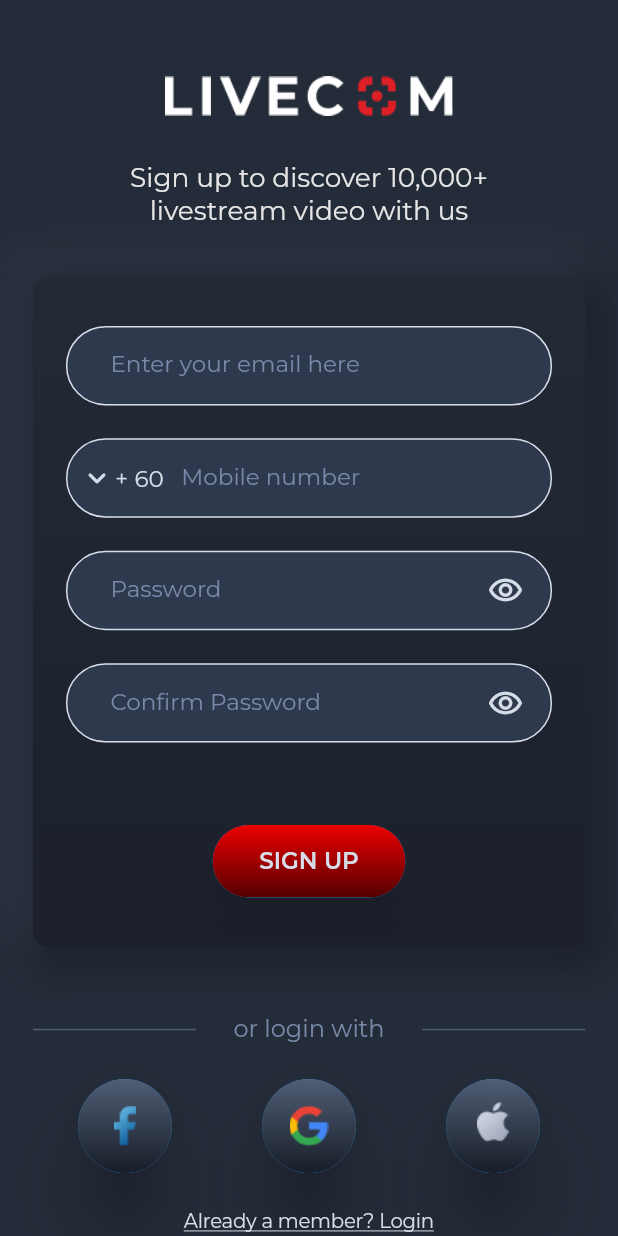
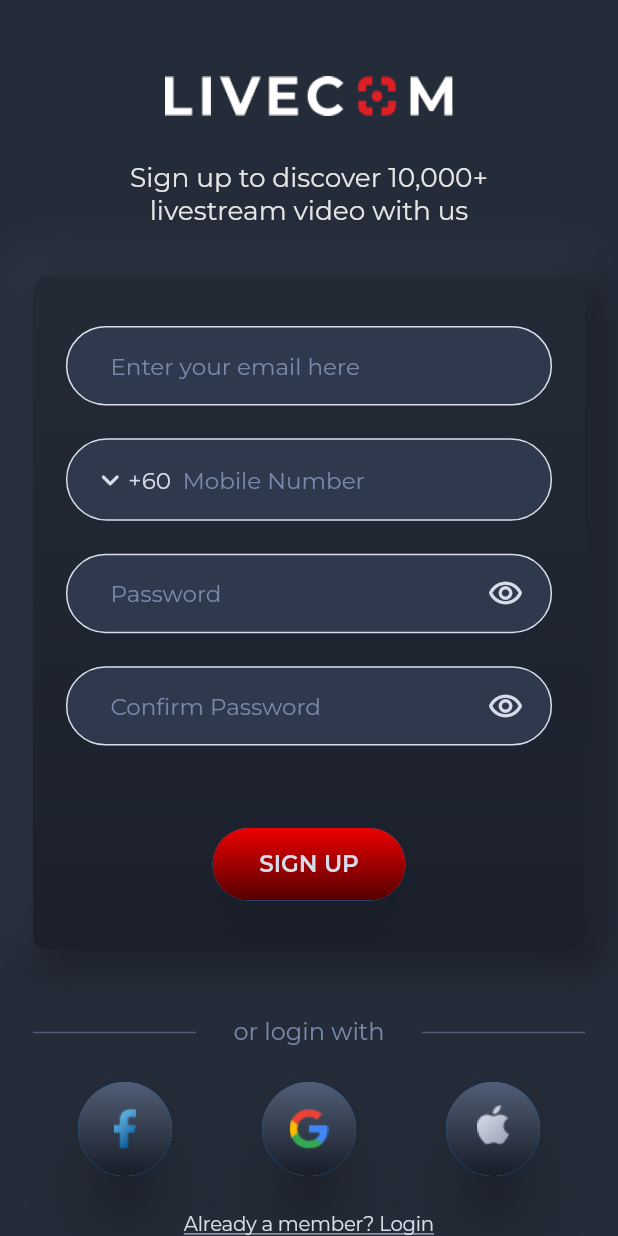
Before and after one commit to cuongtruonglevan/flutter_sample, a Flutter app: the SignInScreen screen opened by its route, after a tap on "LOGIN", after a tap on "Not a member? Sign up", on a phone screen of 412 x 824 dp. Run offline on Flutter 3.47's test engine with Material 2 defaults, Android fonts, the light colour scheme and no system bars; our stand-ins replace equatable, flutter_bloc, flutter_platform_widgets, flutter_screenutil, flutter_svg, get and 3 more; missing offline and left inert: country_provider, http_interceptor; accounts and stored records are empty.

Commit message:
- Customize dial code drop down in Sign Up screen - Add validator for input fields - Fix blur effect display on background of dialogs - Fix scalable font

```diff
--- a/lib/screens/home/widgets/bottom_bar.dart
+++ b/lib/screens/home/widgets/bottom_bar.dart
@@ -11,7 +11,9 @@
   @override
   Widget build(BuildContext context) {
     return Container(
+      padding: EdgeInsets.only(top: GetPlatform.isIOS ? 8.w : 0.0),
       decoration: BoxDecoration(
+        color: AppColors.backgroundColor,
         boxShadow: <BoxShadow>[
           BoxShadow(
             color: Colors.black.withOpacity(0.75),
@@ -19,24 +21,22 @@
           ),
         ],
       ),
-      height: GetPlatform.isIOS ? 75.0.w : kBottomNavigationBarHeight,
+      height: GetPlatform.isIOS ? 85.w : kBottomNavigationBarHeight,
       child: BottomNavigationBar(
         backgroundColor: AppColors.backgroundColor,
         selectedItemColor: AppColors.whiteTextColor,
         unselectedItemColor: AppColors.whiteTextColor,
         selectedLabelStyle: GoogleFonts.montserrat(
-            fontSize: 10.0.sp,
+            fontSize: 10.sp,
             fontWeight: FontWeight.w400,
             height: 1.6,
             color: AppColors.whiteTextColor),
         unselectedLabelStyle: GoogleFonts.montserrat(
-            fontSize: 10.0.sp,
+            fontSize: 10.sp,
             fontWeight: FontWeight.w400,
             height: 1.6,
             color: AppColors.whiteTextColor),
-        onTap: (index) {
-          print(index);
-        },
+        onTap: (index) {},
         items: <BottomNavigationBarItem>[
           BottomNavigationBarItem(
             icon: Image.asset(
--- a/lib/screens/language_picker/language_picker_screen.dart
+++ b/lib/screens/language_picker/language_picker_screen.dart
@@ -30,7 +30,7 @@
               child: Container(
                 child: Image.asset(
                   AppAssets.imSplashBackground,
-                  fit: BoxFit.contain,
+                  fit: BoxFit.cover,
                   color: Color(0xFFC4C4C4),
                   colorBlendMode: BlendMode.colorBurn,
                 ),
--- a/lib/screens/sign_in/sign_in_screen.dart
+++ b/lib/screens/sign_in/sign_in_screen.dart
@@ -1,5 +1,8 @@
 import 'package:flutter/material.dart';
 import 'package:flutter/services.dart';
+import 'package:flutter_bloc/flutter_bloc.dart';
+import 'package:flutter_sample/models/model.dart';
+import 'package:flutter_sample/screens/auth/auth_bloc.dart';
 import 'package:flutter_sample/screens/forgot_password/forgot_password_screen.dart';
 import 'package:flutter_sample/shared/app_assets.dart';
 import 'package:flutter_sample/shared/app_colors.dart';
@@ -39,7 +42,7 @@
                 Center(
                     child: Image.asset(
                   AppAssets.imAppLogo,
-                  width: 175.0.w,
+                  width: 175.w,
                   height: 28.6.w,
                 )),
                 SizedBox(height: 29.26.w),
@@ -57,23 +60,23 @@
                 ),
                 SizedBox(height: 29.92.w),
                 Container(
-                  padding: EdgeInsets.fromLTRB(20.0.w, 30.0.w, 20.0.w, 25.33.w),
-                  margin: EdgeInsets.symmetric(horizontal: 20.0.w),
+                  padding: EdgeInsets.fromLTRB(20.w, 30.w, 20.w, 25.33.w),
+                  margin: EdgeInsets.symmetric(horizontal: 20.w),
                   width: double.infinity,
                   decoration: BoxDecoration(
                       borderRadius: BorderRadius.circular(10.0),
                       gradient: AppColors.blackGradient,
                       boxShadow: [
                         BoxShadow(
-                          blurRadius: 20.0.w,
-                          spreadRadius: 5.0.w,
-                          offset: Offset(5.0.w, 5.0.w),
+                          blurRadius: 20.w,
+                          spreadRadius: 5.w,
+                          offset: Offset(5.w, 5.w),
                           color: Colors.black.withOpacity(0.4),
                         ),
                         BoxShadow(
-                          blurRadius: 20.0.w,
-                          spreadRadius: 7.0.w,
-                          offset: Offset(-7.0.w, -7.0.w),
+                          blurRadius: 20.w,
+                          spreadRadius: 7.w,
+                          offset: Offset(-7.w, -7.w),
                           color: AppColors.borderColor.withOpacity(0.2),
                         ),
                       ]),
@@ -99,7 +102,7 @@
                           decoration: getInputOutlineDecoration(
                               'Enter your email here'),
                         ),
-                        SizedBox(height: 20.0.w),
+                        SizedBox(height: 20.w),
                         Obx(() => TextFormField(
                               controller: passwordFieldController,
                               enabled: true,
@@ -126,17 +129,34 @@
                                   _obscureText.value = !_obscureText.value;
                                 },
                               )),
+                              onFieldSubmitted: (_) {
+                                if (formKey.currentState!.validate()) {
+                                  final user = User('01', 'test.test@gmail.com',
+                                      'Test', 'Test');
+                                  BlocProvider.of<AuthBloc>(context)
+                                      .add(DidAuthenticate(user));
+                                } else {
+                                  return;
+                                }
+                              },
                             )),
                         Padding(
                           padding: EdgeInsets.fromLTRB(
-                              89.0.w, 50.0.w, 89.0.w, 20.49.w),
+                              89.w, 50.w, 89.w, 20.49.w),
                           child: AppButton(
                             onPressed: () {
-                              formKey.currentState!.validate();
+                              if (formKey.currentState!.validate()) {
+                                final user = User('01', 'test.test@gmail.com',
+                                    'Test', 'Test');
+                                BlocProvider.of<AuthBloc>(context)
+                                    .add(DidAuthenticate(user));
+                              } else {
+                                return;
+                              }
                             },
                             gradient: AppColors.redButtonGradient,
                             child: Container(
-                              height: 44.0.w,
+                              height: 44.w,
                               alignment: Alignment.center,
                               child: Text(
                                 'LOGIN',
@@ -180,7 +200,7 @@
                 ),
                 Spacer(flex: 4),
                 Padding(
-                  padding: EdgeInsets.symmetric(horizontal: 20.0.w),
+                  padding: EdgeInsets.symmetric(horizontal: 20.w),
                   child: Row(
                     mainAxisAlignment: MainAxisAlignment.center,
                     children: [
@@ -193,7 +213,7 @@
                       ),
                       Padding(
                         padding: EdgeInsets.symmetric(horizontal: 22.79.w)
-                            .copyWith(bottom: 2.0.w),
+                            .copyWith(bottom: 2.w),
                         child: Text(
                           'or login with',
                           style: GoogleFonts.montserrat(
@@ -215,47 +235,47 @@
                   ),
                 ),
                 Padding(
-                  padding: EdgeInsets.fromLTRB(20.0.w, 20.0.w, 20.0.w, 0.0),
+                  padding: EdgeInsets.fromLTRB(20.w, 20.w, 20.w, 0.0),
                   child: Row(
                     mainAxisAlignment: MainAxisAlignment.spaceAround,
                     children: [
                       AppCircularButton(
                         onPressed: () {},
                         child: Container(
-                          width: 57.0.w,
-                          height: 57.0.w,
+                          width: 57.w,
+                          height: 57.w,
                           alignment: Alignment.center,
                           child: Image.asset(
                             AppAssets.icFacebook,
-                            width: 15.0.w,
-                            height: 26.0.w,
+                            width: 15.w,
+                            height: 26.w,
                           ),
                         ),
                       ),
                       AppCircularButton(
                         onPressed: () {},
                         child: Container(
-                          width: 57.0.w,
-                          height: 57.0.w,
+                          width: 57.w,
+                          height: 57.w,
                           alignment: Alignment.center,
                           child: Image.asset(
                             AppAssets.icGoogle,
                             width: 25.48.w,
-                            height: 26.0.w,
+                            height: 26.w,
                           ),
                         ),
                       ),
                       AppCircularButton(
                         onPressed: () {},
                         child: Container(
-                          width: 57.0.w,
-                          height: 57.0.w,
-                          padding: EdgeInsets.only(bottom: 5.0.w),
+                          width: 57.w,
+                          height: 57.w,
+                          padding: EdgeInsets.only(bottom: 5.w),
                           alignment: Alignment.center,
                           child: Image.asset(
                             AppAssets.icApple,
-                            width: 21.0.w,
-                            height: 26.0.w,
+                            width: 21.w,
+                            height: 26.w,
                           ),
                         ),
                       ),
--- a/lib/screens/sign_up/sign_up_screen.dart
+++ b/lib/screens/sign_up/sign_up_screen.dart
@@ -9,9 +9,11 @@
 import 'package:flutter_sample/shared/routes/routes.dart';
 import 'package:flutter_sample/shared/utils.dart';
 import 'package:flutter_sample/shared/validators/email_field_validator.dart';
+import 'package:flutter_sample/shared/validators/password_field_validator.dart';
 import 'package:flutter_sample/shared/validators/required_field_validator.dart';
 import 'package:flutter_sample/shared/widgets/app_button.dart';
 import 'package:flutter_sample/shared/widgets/app_circular_button.dart';
+import 'package:flutter_sample/shared/widgets/rotatable_widget.dart';
 import 'package:flutter_screenutil/flutter_screenutil.dart';
 import 'package:flutter_svg/flutter_svg.dart';
 import 'package:get/get.dart';
@@ -142,26 +144,17 @@
                                   'Enter your email here'),
                             ),
                             SizedBox(height: 20.0.w),
-                            TextFormField(
+                            Container(
                               key: phoneFieldKey,
-                              controller: phoneFieldController,
-                              enabled: true,
-                              keyboardType: TextInputType.phone,
-                              textInputAction: TextInputAction.next,
-                              autocorrect: false,
-                              style: GoogleFonts.montserrat(
-                                fontSize: 14.sp,
-                                fontWeight: FontWeight.w400,
-                                height: 18 / 14,
-                                color: AppColors.whiteColor,
+                              decoration: BoxDecoration(
+                                color: AppColors.textFieldFillColor,
+                                borderRadius: BorderRadius.circular(40.w),
+                                border: Border.all(
+                                    color: AppColors.whiteColor, width: 1.0),
                               ),
-                              validator: (value) =>
-                                  RequiredFieldValidator.validate(
-                                      context, value),
-                              decoration:
-                                  getInputOutlineDecoration('Mobile number')
-                                      .copyWith(
-                                prefixIcon: InkWell(
+                              child: Row(
+                                children: [
+                                  InkWell(
                                     onTap: () {
                                       final RenderBox renderBox = phoneFieldKey
                                           .currentContext
@@ -177,6 +170,8 @@
                                       width: 70.w,
                                       height: 40.w,
                                       child: Row(
+                                        mainAxisAlignment:
+                                            MainAxisAlignment.center,
                                         children: [
                                           SizedBox(width: 8.w),
                                           Icon(
@@ -184,7 +179,7 @@
                                             color: AppColors.whiteColor,
                                           ),
                                           Text(
-                                          '+ 60',
+                                            '+60',
                                             style: GoogleFonts.montserrat(
                                               fontSize: 14.sp,
                                               fontWeight: FontWeight.w400,
@@ -196,6 +191,34 @@
                                       ),
                                     ),
                                   ),
+                                  Expanded(
+                                    child: TextFormField(
+                                      controller: phoneFieldController,
+                                      enabled: true,
+                                      keyboardType: TextInputType.phone,
+                                      textInputAction: TextInputAction.next,
+                                      autocorrect: false,
+                                      style: GoogleFonts.montserrat(
+                                        fontSize: 14.sp,
+                                        fontWeight: FontWeight.w400,
+                                        height: 18 / 14,
+                                        color: AppColors.whiteColor,
+                                      ),
+                                      decoration: InputDecoration(
+                                        border: InputBorder.none,
+                                        hintText: 'Mobile Number',
+                                        hintStyle: GoogleFonts.montserrat(
+                                          fontSize: 14.0.sp,
+                                          fontWeight: FontWeight.w400,
+                                          height: 18 / 14,
+                                          color: AppColors.greyTextColor,
+                                        ),
+                                        contentPadding: EdgeInsets.symmetric(
+                                            vertical: 15.w),
+                                      ),
+                                    ),
+                                  ),
+                                ],
                               ),
                             ),
                             SizedBox(height: 20.0.w),
@@ -203,6 +226,7 @@
                                   controller: passwordFieldController,
                                   enabled: true,
                                   obscureText: _obscureText.value,
+                                  textInputAction: TextInputAction.next,
                                   style: GoogleFonts.montserrat(
                                     fontSize: 14.sp,
                                     fontWeight: FontWeight.w400,
@@ -210,20 +234,23 @@
                                     color: AppColors.whiteColor,
                                   ),
                                   validator: (value) =>
-                                      RequiredFieldValidator.validate(
-                                          context, value),
+                                      PasswordFieldValidator.validate(
+                                          context, value!),
                                   decoration:
                                       getInputOutlineDecoration('Password')
                                           .copyWith(
+                                              errorMaxLines: 3,
                                               suffixIcon: IconButton(
-                                    padding:
-                                        EdgeInsets.symmetric(horizontal: 19.0),
+                                                padding: EdgeInsets.symmetric(
+                                                    horizontal: 19.0),
                                                 icon: Icon(_obscureText.value
-                                        ? Icons.remove_red_eye_outlined
+                                                    ? Icons
+                                                        .remove_red_eye_outlined
                                                     : Icons.remove_red_eye),
                                                 color: AppColors.whiteColor,
                                                 onPressed: () {
-                                      _obscureText.value = !_obscureText.value;
+                                                  _obscureText.value =
+                                                      !_obscureText.value;
                                                 },
                                               )),
                                 )),
@@ -232,6 +259,13 @@
                                   controller: confirmPasswordFieldController,
                                   enabled: true,
                                   obscureText: _currentObscureText.value,
+                                  textInputAction: TextInputAction.done,
+                                  onFieldSubmitted: (_) {
+                                    if (formKey.currentState!.validate()) {
+                                      Navigator.of(context)
+                                          .pushNamed(Routes.verifyCode);
+                                    }
+                                  },
                                   style: GoogleFonts.montserrat(
                                     fontSize: 14.sp,
                                     fontWeight: FontWeight.w400,
@@ -400,7 +434,7 @@
               ),
               Obx(
                 () => Positioned(
-                    top: topCor.value + 50.w,
+                  top: topCor.value + 55.w,
                   left: leftCor.value + 8.w,
                   child: Visibility(
                     visible: showDialCodeList.value,
@@ -420,7 +454,7 @@
                             thumbColor: AppColors.greyColor,
                             child: ListView.separated(
                               padding: EdgeInsets.zero,
-                                itemCount: 10,
+                              itemCount: 20,
                               itemBuilder: (context, index) => Container(
                                 height: 32.w,
                                 child: Row(
@@ -462,7 +496,8 @@
                       ),
                     ),
                     replacement: SizedBox(),
-                    )),
+                  ),
+                ),
               ),
             ],
           ),
--- a/lib/shared/utils.dart
+++ b/lib/shared/utils.dart
@@ -12,7 +12,7 @@
     );
 
 InputDecoration getInputOutlineDecoration(String label,
-    {bool showHint = false, bool showLabel = true}) {
+    {bool showHint = true, bool showLabel = false}) {
   final _defaultBorder = OutlineInputBorder(
     borderRadius: BorderRadius.all(Radius.circular(40.0.w)),
     borderSide: BorderSide(color: AppColors.whiteColor, width: 1.0),
@@ -20,7 +20,7 @@
 
   final _focusedBorder = OutlineInputBorder(
     borderRadius: BorderRadius.all(Radius.circular(40.0.w)),
-    borderSide: BorderSide(color: AppColors.backgroundColor, width: 1.0),
+    borderSide: BorderSide(color: AppColors.whiteColor, width: 1.0),
   );
 
   final _errorBorder = OutlineInputBorder(
--- /dev/null
+++ b/lib/shared/validators/password_field_validator.dart
@@ -0,0 +1,20 @@
+import 'package:flutter/material.dart';
+
+class PasswordFieldValidator {
+  PasswordFieldValidator._();
+
+  /// Returns a localised error message if the [value] is invalid password.
+  /// Otherwise returns [null].
+  static String? validate(BuildContext context, String value) {
+    if (value.isEmpty) {
+      return 'This field is required';
+    }
+    bool passwordValid =
+        RegExp(r"^(?=.*[a-z])(?=.*[A-Z])[a-zA-Z\d]{8,}$")
+            .hasMatch(value);
+    if (!passwordValid) {
+      return 'Password should be at least 8 alphanumerical characters with at least 1 capital letter';
+    }
+    return null;
+  }
+}
```
Lines whose indentation alone changed are shown as unchanged.
